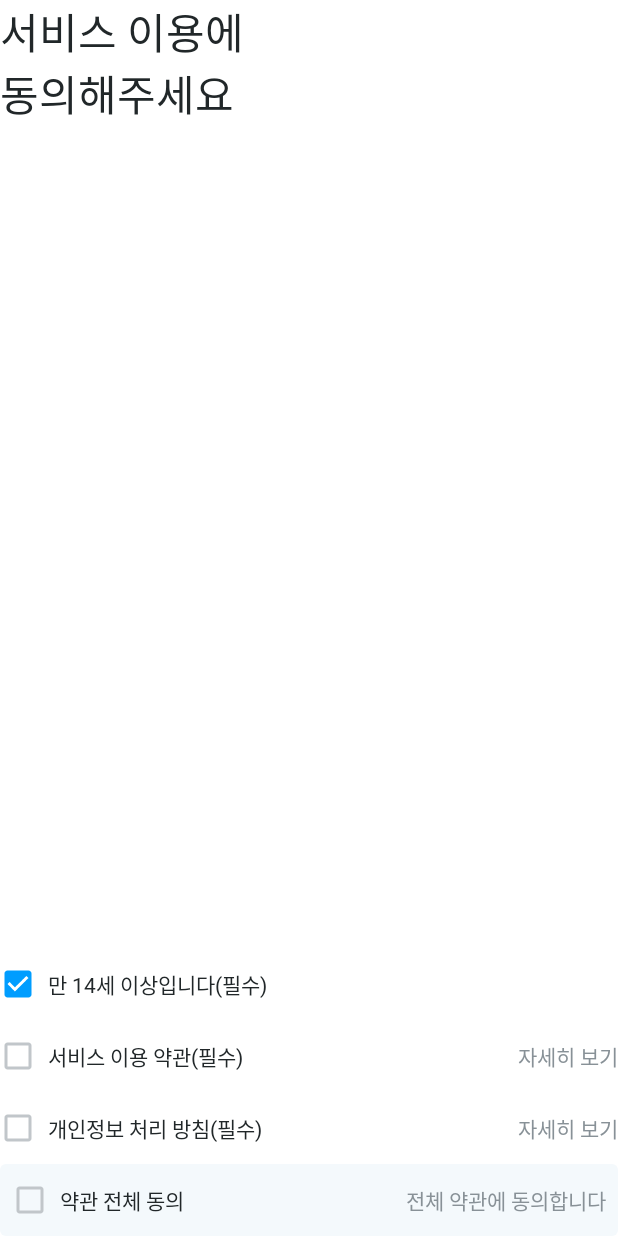
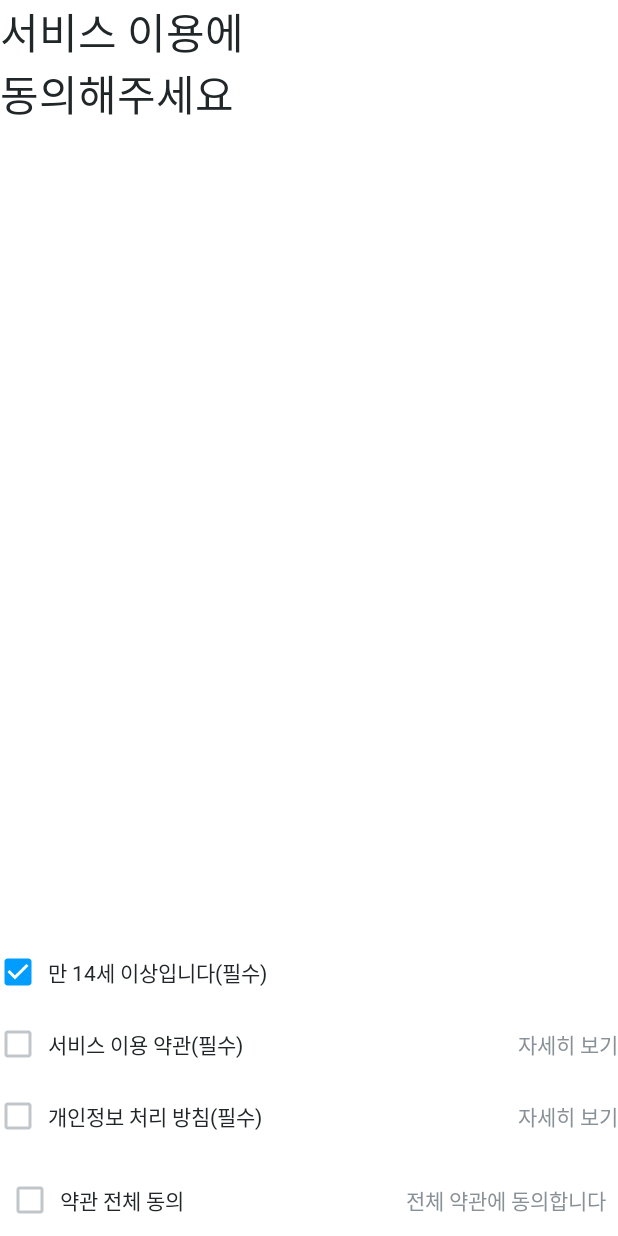
Before and after one commit to Central-MakeUs/Cider_AOS, an Android app: the fragment RegisterConsentFragment placed in its activity, after a tap on an icon or button, on a phone screen of 412 x 824 dp. Run offline under Robolectric (Android 15) with nearby library versions, the phone set to English and light mode, and no system bars; our stand-ins replace Dagger/Hilt's generated code, data binding; libraries missing offline, so code that uses them is left out: com.kakao.sdk; 2 statements that could not run were skipped.

Commit message:
[feat] Consent Page UI 수정

```diff
--- a/app/src/main/java/com/cider/cider/presentation/register/RegisterConsentFragment.kt
+++ b/app/src/main/java/com/cider/cider/presentation/register/RegisterConsentFragment.kt
@@ -1,6 +1,7 @@
 package com.cider.cider.presentation.register
 
 import android.os.Bundle
+import android.util.Log
 import android.view.View
 import android.view.ViewGroup.LayoutParams
 import androidx.fragment.app.activityViewModels
@@ -36,7 +37,6 @@ class RegisterConsentFragment
 
                 binding.btnConsent2.text = "접기"
                 binding.btnConsent3.text = "자세히 보기"
-
                 binding.layoutService.layoutParams.height = resources.getDimensionPixelSize(R.dimen.register_service_0dp)
             } else {
                 binding.sv1.visibility = View.GONE
@@ -91,12 +91,15 @@ class RegisterConsentFragment
             binding.cbConsent1.isChecked = true
             binding.cbConsent2.isChecked = true
             binding.cbConsent3.isChecked = true
+            binding.viewConsentAll.isSelected = true
         } else if (viewModel.checkBoxState.value == 1) {
             binding.cbConsent1.isChecked = false
             binding.cbConsent2.isChecked = false
             binding.cbConsent3.isChecked = false
+            binding.viewConsentAll.isSelected = false
         } else if (viewModel.checkBoxState.value != 30) {
             binding.cbConsentAll.isChecked = false
+            binding.viewConsentAll.isSelected = false
         }
     }
 }
--- /dev/null
+++ b/app/src/main/res/color/selector_agree_color.xml
@@ -0,0 +1,6 @@
+<?xml version="1.0" encoding="utf-8"?>
+<selector xmlns:android="http://schemas.android.com/apk/res/android">
+    <item android:state_selected="true" android:color="@color/light_blue"/>
+    <item android:state_selected="false" android:color="@color/white"/>
+    <item android:color="@color/white"/>
+</selector>
--- a/app/src/main/res/layout/fragment_register_consent.xml
+++ b/app/src/main/res/layout/fragment_register_consent.xml
@@ -38,7 +38,7 @@
                 android:layout_width="match_parent"
                 android:layout_height="@dimen/height_48"
                 android:layout_above="@id/view_consent_2"
-                android:paddingVertical="4dp"
+                android:paddingVertical="12dp"
                 app:layout_constraintBottom_toTopOf="@+id/view_consent_2"
                 app:layout_constraintTop_toTopOf="parent">
 
@@ -68,7 +68,7 @@
                 android:layout_width="match_parent"
                 android:layout_height="@dimen/height_48"
                 android:layout_above="@id/sv_1"
-                android:paddingVertical="4dp"
+                android:paddingVertical="12dp"
                 app:layout_constraintBottom_toTopOf="@+id/sv_1"
                 app:layout_constraintTop_toBottomOf="@+id/view_consent_1">
 
@@ -118,7 +118,8 @@
                 android:id="@+id/view_consent_3"
                 android:layout_width="match_parent"
                 android:layout_height="@dimen/height_48"
-                android:paddingVertical="4dp"
+                android:paddingVertical="12dp"
+                android:layout_marginBottom="8dp"
                 app:layout_constraintBottom_toTopOf="@+id/sv_2"
                 app:layout_constraintTop_toBottomOf="@+id/sv_1">
 
@@ -172,7 +173,7 @@
             android:layout_width="match_parent"
             android:layout_height="@dimen/height_48"
             android:background="@drawable/shape_rec_round_4"
-            android:backgroundTint="@color/gray_1"
+            android:backgroundTint="@color/selector_agree_color"
             android:paddingHorizontal="@dimen/padding_8"
             app:layout_constraintStart_toStartOf="parent"
             app:layout_constraintEnd_toEndOf="parent"
--- a/app/src/main/res/values/colors.xml
+++ b/app/src/main/res/values/colors.xml
@@ -14,7 +14,7 @@
     <!-- Foundation Color -->
     <!-- UI Depth 를 표현하기 위한 기본 컬러 -->
     <color name="white">#FFFFFFFF</color>
-    <color name="gray_1">#F4F9FC</color>
+    <color name="gray_1">#FCFCFD</color>
     <color name="gray_2">#F0F5F8</color>
     <color name="gray_3">#EAEFF1</color>
     <color name="gray_4">#C1C6CA</color>
```
